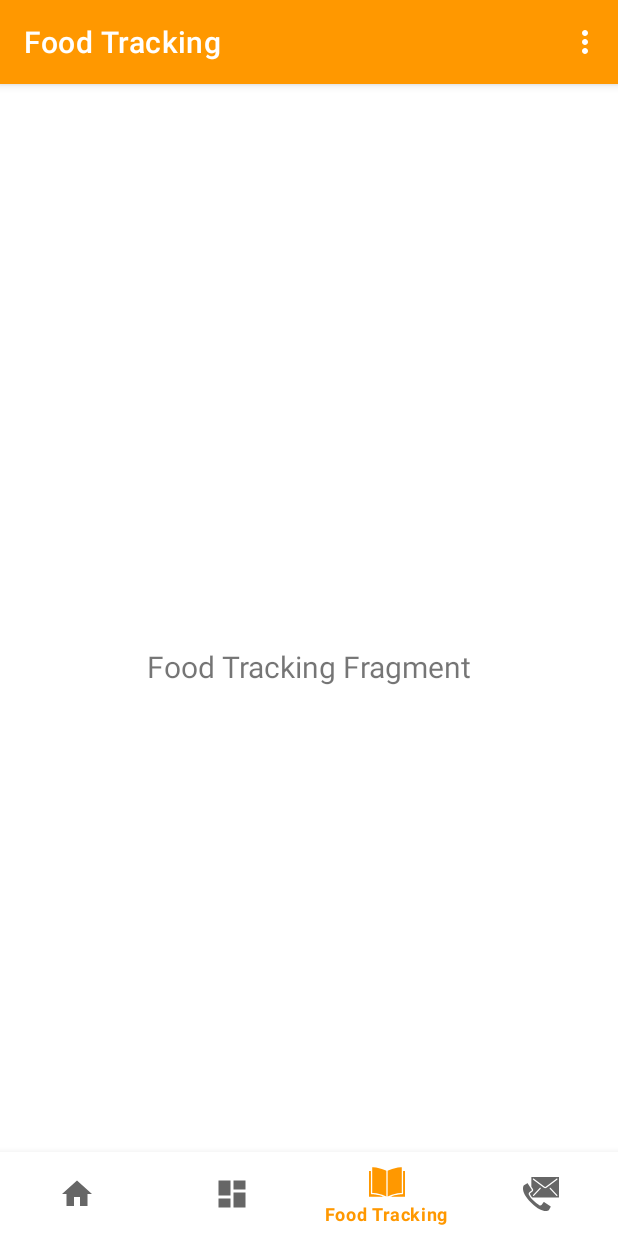
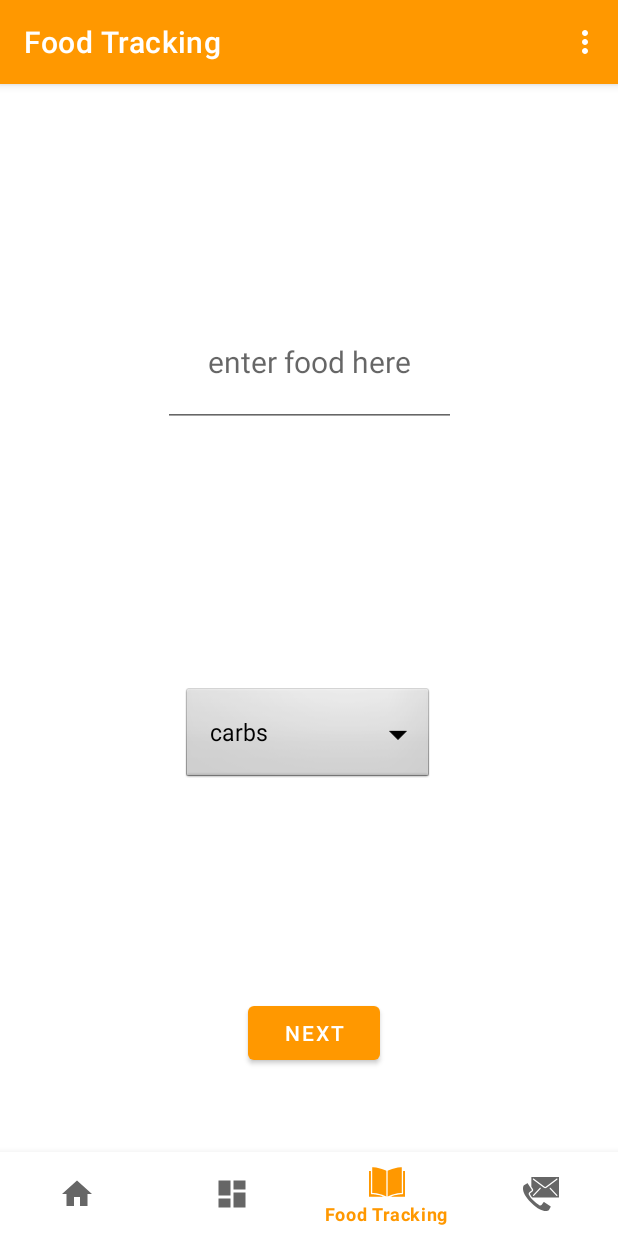
Before and after one commit to orpinhas20/MyNutritionApp, an Android app: the screen it shows after launch once a user with an empty profile is signed in (MainActivity), item 3 of the bottom bar chosen, on a phone screen of 412 x 824 dp. Run offline under Robolectric (Android 15) with nearby library versions, the phone set to English and light mode, and no system bars; our stand-ins replace Firebase (no records; nobody signed in at launch, a user with empty details on screens opened directly); libraries missing offline, so code that uses them is left out: com.anychart, com.anychart.chart, com.anychart.charts, com.firebase.ui; 9 statements that could not run were skipped.

```diff
--- a/MyNutrition/app/src/main/java/com/example/mynutrition/MainActivity.java
+++ b/MyNutrition/app/src/main/java/com/example/mynutrition/MainActivity.java
@@ -55,11 +55,10 @@ public class MainActivity extends AppCompatActivity {
         dailyStatusFragment = new DailyStatusFragment();
         foodTrackingFragment = new FoodTrackingFragment();
         contactFragment = new ContactFragment();
-        activeFragment = dietDictionaryFragment;
         updateTitle(R.id.navigation_daily_status);
-
+        activeFragment = dailyStatusFragment;
         fragmentManager.beginTransaction().add(R.id.nav_host_fragment, dailyStatusFragment, "1").commit();
-        fragmentManager.beginTransaction().add(R.id.nav_host_fragment, dietDictionaryFragment, "2").hide(dailyStatusFragment).commit();
+        fragmentManager.beginTransaction().add(R.id.nav_host_fragment, dietDictionaryFragment, "2").hide(dietDictionaryFragment).commit();
         fragmentManager.beginTransaction().add(R.id.nav_host_fragment, foodTrackingFragment, "3").hide(foodTrackingFragment).commit();
         fragmentManager.beginTransaction().add(R.id.nav_host_fragment, contactFragment, "4").hide(contactFragment).commit();
 
--- a/MyNutrition/app/src/main/java/com/example/mynutrition/ui/daily_status/DailyStatusFragment.java
+++ b/MyNutrition/app/src/main/java/com/example/mynutrition/ui/daily_status/DailyStatusFragment.java
@@ -4,12 +4,14 @@ import android.os.Bundle;
 import android.view.LayoutInflater;
 import android.view.View;
 import android.view.ViewGroup;
-import android.widget.ArrayAdapter;
-import android.widget.EditText;
-import android.widget.Spinner;
-
 import androidx.annotation.NonNull;
 import androidx.fragment.app.Fragment;
+
+import com.anychart.AnyChart;
+import com.anychart.AnyChartView;
+import com.anychart.chart.common.dataentry.DataEntry;
+import com.anychart.chart.common.dataentry.ValueDataEntry;
+import com.anychart.charts.Pie;
 
 import com.example.mynutrition.R;
 
@@ -19,34 +21,26 @@ import java.util.List;
 public class DailyStatusFragment extends Fragment {
 
 
-    private com.anychart.AnyChartView pieChart;
-    private Spinner drop_list;
-    private EditText food_name;
-    private List<String> items ;
+    private AnyChartView pieChart;
+    private List<DataEntry> data ;
+    private Pie pie;
+
 
     public View onCreateView(@NonNull LayoutInflater inflater,
                              ViewGroup container, Bundle savedInstanceState) {
+        View root = inflater.inflate(R.layout.fragment_daily_status, container, false);
+        pieChart = (AnyChartView) root.findViewById(R.id.pie_chart);
+        pie = AnyChart.pie();
+        data = new ArrayList<>();
+        data.add(new ValueDataEntry("fruit",1));
+        data.add(new ValueDataEntry("fruit",1));
+        data.add(new ValueDataEntry("snacks",1));
+        pie.title("Today Food Diagram: ");
+        pie.data(data);
+        pieChart.setChart(pie);
 
-        View root = inflater.inflate(R.layout.fragment_daily_status, container, false);
-        food_name = root.findViewById(R.id.food_name);
-        pieChart = root.findViewById(R.id.pie_chart);
-        drop_list = root.findViewById(R.id.drop_list);
-        items = new ArrayList<String>();
-        items.add(getString(R.string.carbs));
-        items.add(getString(R.string.vegetable));
-        items.add(getString(R.string.fruits));
-        items.add(getString(R.string.protain));
-        items.add(getString(R.string.fat));
-        items.add(getString(R.string.snacks));
-        items.add(getString(R.string.sweet_drinks));
-        items.add(getString(R.string.candy));
 
-// Create an ArrayAdapter using the string array and a default spinner layout
-ArrayAdapter <Integer>adapter = new ArrayAdapter (this.getContext(), android.R.layout.simple_spinner_dropdown_item,items);
-// Specify the layout to use when the list of choices appears
-        adapter.setDropDownViewResource(android.R.layout.simple_spinner_dropdown_item);
-// Apply the adapter to the spinner
-        drop_list.setAdapter(adapter);
+
         return root;
 
 
--- a/MyNutrition/app/src/main/java/com/example/mynutrition/ui/food_tracking/FoodTrackingFragment.java
+++ b/MyNutrition/app/src/main/java/com/example/mynutrition/ui/food_tracking/FoodTrackingFragment.java
@@ -4,6 +4,9 @@ import android.os.Bundle;
 import android.view.LayoutInflater;
 import android.view.View;
 import android.view.ViewGroup;
+import android.widget.ArrayAdapter;
+import android.widget.EditText;
+import android.widget.Spinner;
 import android.widget.TextView;
 
 import androidx.annotation.NonNull;
@@ -11,16 +14,38 @@ import androidx.fragment.app.Fragment;
 
 import com.example.mynutrition.R;
 
+import java.util.ArrayList;
+import java.util.List;
+
 public class FoodTrackingFragment extends Fragment {
 
-    private TextView textView;
+    private Spinner drop_list;
+    private EditText food_name;
+    private List<String> items ;
 
     public View onCreateView(@NonNull LayoutInflater inflater,
                              ViewGroup container, Bundle savedInstanceState) {
 
         View root = inflater.inflate(R.layout.fragment_food_tracking, container, false);
-       textView = root.findViewById(R.id.text_foodTracking);
-        textView.setText("Food Tracking Fragment");
+
+        food_name = root.findViewById(R.id.food_name);
+        drop_list = root.findViewById(R.id.drop_list);
+        items = new ArrayList<String>();
+        items.add(getString(R.string.carbs));
+        items.add(getString(R.string.vegetable));
+        items.add(getString(R.string.fruits));
+        items.add(getString(R.string.protain));
+        items.add(getString(R.string.fat));
+        items.add(getString(R.string.snacks));
+        items.add(getString(R.string.sweet_drinks));
+        items.add(getString(R.string.candy));
+
+// Create an ArrayAdapter using the string array and a default spinner layout
+        ArrayAdapter<Integer> adapter = new ArrayAdapter (this.getContext(), android.R.layout.simple_spinner_dropdown_item,items);
+// Specify the layout to use when the list of choices appears
+        adapter.setDropDownViewResource(android.R.layout.simple_spinner_dropdown_item);
+// Apply the adapter to the spinner
+        drop_list.setAdapter(adapter);
 
         return root;
     }
--- a/MyNutrition/app/src/main/res/layout/fragment_food_tracking.xml
+++ b/MyNutrition/app/src/main/res/layout/fragment_food_tracking.xml
@@ -7,17 +7,44 @@
     android:layout_height="match_parent"
     tools:context=".ui.food_tracking.FoodTrackingFragment">
 
-    <TextView
-        android:id="@+id/text_foodTracking"
-        android:layout_width="match_parent"
+    <EditText
+        android:id="@+id/food_name"
+        android:layout_width="wrap_content"
         android:layout_height="wrap_content"
-        android:layout_marginStart="8dp"
-        android:layout_marginTop="8dp"
-        android:layout_marginEnd="8dp"
-        android:textAlignment="center"
-        android:textSize="20sp"
+        app:layout_constraintTop_toTopOf="parent"
+        app:layout_constraintBottom_toTopOf="@id/drop_list"
+        app:layout_constraintEnd_toEndOf="parent"
+        app:layout_constraintStart_toStartOf="parent"
+        android:hint="enter food here"
+        style="@style/Widget.MaterialComponents.TextInputLayout.OutlinedBox"
+        android:layout_margin="30dp"
+        android:padding="30dp"
+        android:textSize="20dp"
+        />
+
+    <Spinner
+        android:id="@+id/drop_list"
+        android:layout_width="wrap_content"
+        android:layout_height="wrap_content"
+        android:layout_margin="30dp"
+        android:background="@android:drawable/btn_dropdown"
+        android:spinnerMode="dropdown"
+        app:layout_constraintBottom_toTopOf="@id/BTN_next"
+        app:layout_constraintEnd_toEndOf="parent"
+        app:layout_constraintHorizontal_bias="0.498"
+        app:layout_constraintStart_toStartOf="parent"
+        app:layout_constraintTop_toBottomOf="@id/food_name" />
+
+    <Button
+        android:id="@+id/BTN_next"
+        android:layout_width="wrap_content"
+        android:layout_height="wrap_content"
+        android:text="@string/next"
         app:layout_constraintBottom_toBottomOf="parent"
         app:layout_constraintEnd_toEndOf="parent"
+        app:layout_constraintHorizontal_bias="0.51"
         app:layout_constraintStart_toStartOf="parent"
-        app:layout_constraintTop_toTopOf="parent" />
+        app:layout_constraintTop_toBottomOf="@id/drop_list"
+        app:layout_constraintVertical_bias="0.061" />
+
 </androidx.constraintlayout.widget.ConstraintLayout>
```
Also changed, not shown: MyNutrition/app/src/main/java/com/example/mynutrition/Food.java (+27 -0 lines), MyNutrition/app/src/main/res/layout/fragment_daily_status.xml (+5 -43 lines).
